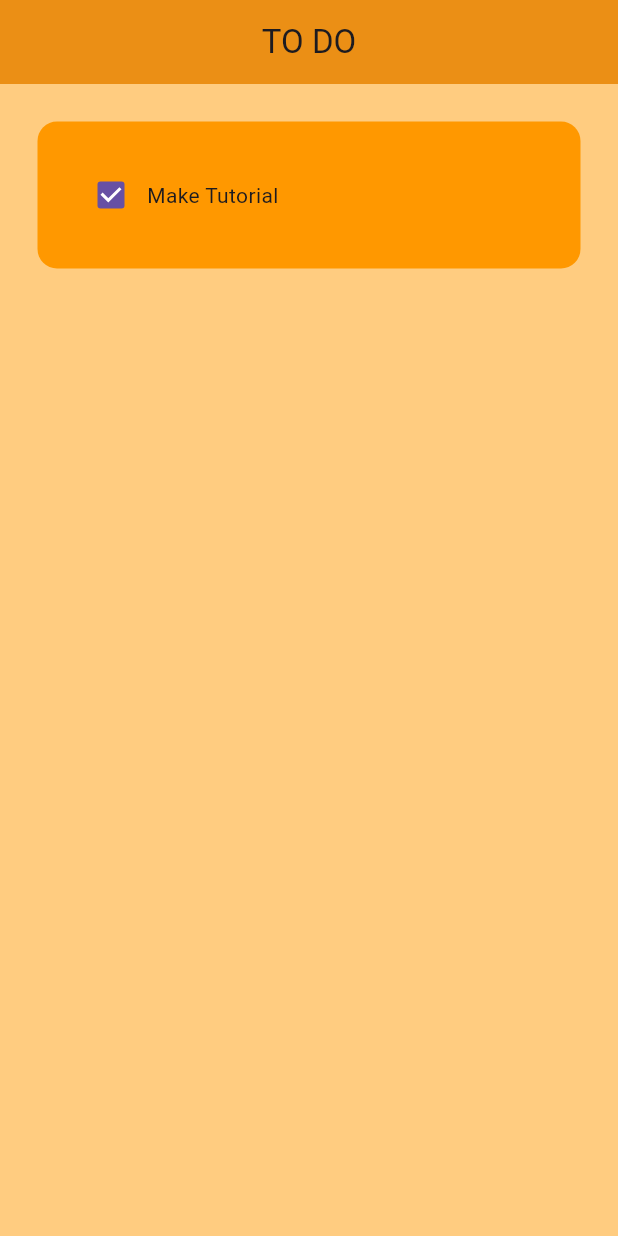
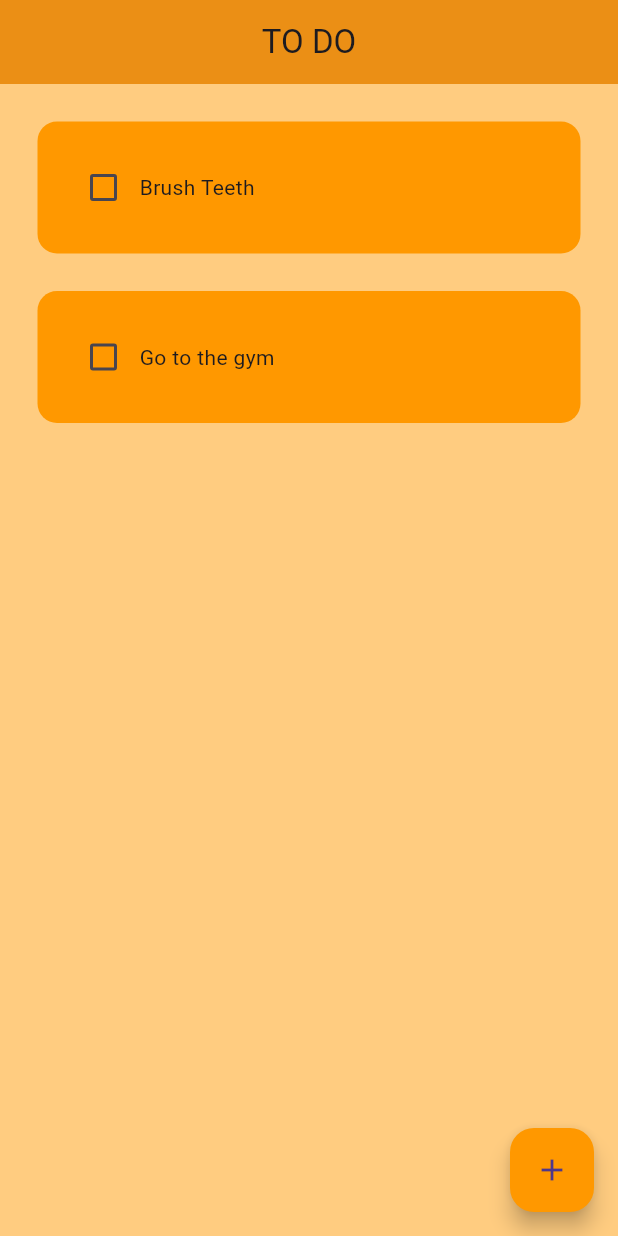
Before and after one commit to Brightnyandiko/ToDoApp, a Flutter app: the screen it shows after launch, on a phone screen of 412 x 824 dp. Run offline on Flutter 3.47's test engine with Material 3 defaults, Android fonts, the phone set to English and light mode, and no system bars; drawn by our look-alikes of flutter_slidable.

Commit message:
made changes in the app

```diff
--- a/lib/main.dart
+++ b/lib/main.dart
@@ -12,7 +12,7 @@
   Widget build(BuildContext context) {
     return  MaterialApp(
       debugShowCheckedModeBanner: false,
-      home: Homepage(),
+      home: HomePage(),
       theme: ThemeData(primaryColor: Colors.orange),
       darkTheme: ThemeData.dark(),
     );
--- a/lib/pages/homepage.dart
+++ b/lib/pages/homepage.dart
@@ -1,14 +1,59 @@
 import 'package:flutter/material.dart';
+import 'package:new_cool_todo_app/util/dialog_box.dart';
 import 'package:new_cool_todo_app/util/todo_tile.dart';
 
-class Homepage extends StatefulWidget {
-  const Homepage({super.key});
+class HomePage extends StatefulWidget {
+  const HomePage({super.key});
 
   @override
-  State<Homepage> createState() => _HomepageState();
+  State<HomePage> createState() => _HomePageState();
 }
 
-class _HomepageState extends State<Homepage> {
+class _HomePageState extends State<HomePage> {
+  //text controller
+  final _controller = TextEditingController();
+
+  //List of todo tasks
+  List toDoList = [
+    ["Brush Teeth", false],
+    ["Go to the gym",false]
+  ];
+
+//checkbox was changed
+  void checkBoxChanged(bool? value, int index) {
+    setState(() {
+      toDoList[index][1] = !toDoList[index][1];
+    });
+  }
+
+// save new task
+  void saveNewTask(){
+    setState(() {
+      toDoList.add([_controller.text, false]);
+      _controller.clear();
+    });
+    Navigator.of(context).pop();
+  }
+
+  //create a new task
+  void createNewTask(){
+    showDialog(
+        context: context,
+        builder: (context){
+          return DialogBox(
+            controller: _controller,
+            onSave: saveNewTask,
+            onCancel: () => Navigator.of(context).pop,
+          );
+        }
+    );
+  }
+// delete task
+  void deleteTask(int index){
+    setState(() {
+      toDoList.removeAt(index);
+    });
+  }
   @override
   Widget build(BuildContext context) {
     return Scaffold(
@@ -18,17 +63,21 @@
         title: Center(child: Text("TO DO")),
         elevation: 10,
       ),
-      body: ListView(
-        children: [
-          ToDoTile(
-            taskName: "Make Tutorial",
-            taskcompleted: true,
-            onChanged: (p0){
-
-            },
-          ),
-
-        ],
+      floatingActionButton: FloatingActionButton(
+        onPressed: createNewTask,
+        backgroundColor: Theme.of(context).primaryColor,
+        child: Icon(Icons.add),
+      ),
+      body: ListView.builder(
+          itemCount:toDoList.length,
+          itemBuilder: (context, index) {
+            return ToDoTile(
+                taskName: toDoList[index][0],
+                taskCompleted: toDoList[index][1],
+                onChanged: (value) => checkBoxChanged(value, index),
+                deleteFunction: (context) => deleteTask,
+            );
+          }
       ),
     );
   }
--- a/lib/util/todo_tile.dart
+++ b/lib/util/todo_tile.dart
@@ -1,38 +1,65 @@
 import 'package:flutter/material.dart';
+import 'package:flutter_slidable/flutter_slidable.dart';
 
 class ToDoTile extends StatelessWidget {
   final String taskName;
-  final bool taskcompleted;
+  final bool taskCompleted;
   Function(bool?)? onChanged;
+  Function(BuildContext)? deleteFunction;
 
    ToDoTile({
      super.key,
      required this.taskName,
-     required this.taskcompleted,
-     required this.onChanged
+     required this.taskCompleted,
+     required this.onChanged,
+     required this.deleteFunction
    });
 
 
   @override
   Widget build(BuildContext context) {
     return Padding(
-      padding: const EdgeInsets.all(25.0),
-      child: Container(
-        padding: EdgeInsets.all(25),
-        child: Row(
-          children: [
-            //checkbox
-            Checkbox(value: taskcompleted, onChanged: onChanged),
+      padding: const EdgeInsets.only(left: 25.0, right: 25.0, top: 25.0),
+      child: Slidable(
+        endActionPane: ActionPane(
+            motion: StretchMotion(),
+            children:[
+              SlidableAction(
+                onPressed: deleteFunction,
+                icon: Icons.delete,
+                backgroundColor: Colors.red,
+                borderRadius: BorderRadius.circular(13.0),
+              )
+            ]
+        ),
+        child: Container(
+          padding: EdgeInsets.all(20),
+          decoration: BoxDecoration(
+              color: Theme.of(context).primaryColor,
+            borderRadius: BorderRadius.circular(13)
+          ),
+          child: Row(
+            children: [
+              //checkbox
+              Checkbox(
+                  value: taskCompleted,
+                  onChanged: onChanged,
+                  activeColor: Colors.black54,
+              ),
 
-            //task name
-            Text(taskName),
-          ],
+              //task name
+              Text(
+                  taskName,
+                  style: TextStyle(
+                      decoration: taskCompleted
+                          ? TextDecoration.lineThrough
+                          : TextDecoration.none
+                  ),
+              ),
+            ],
+          ),
+
         ),
-        decoration: BoxDecoration(
-            color: Theme.of(context).primaryColor,
-          borderRadius: BorderRadius.circular(13)
-        ),
-
       ),
     );
   }
--- a/pubspec.yaml
+++ b/pubspec.yaml
@@ -35,6 +35,7 @@
   # The following adds the Cupertino Icons font to your application.
   # Use with the CupertinoIcons class for iOS style icons.
   cupertino_icons: ^1.0.6
+  flutter_slidable: ^3.1.2
 
 dev_dependencies:
   flutter_test:
@@ -45,7 +46,7 @@
   # activated in the `analysis_options.yaml` file located at the root of your
   # package. See that file for information about deactivating specific lint
   # rules and activating additional ones.
-  flutter_lints: ^3.0.0
+  flutter_lints: ^4.0.0
 
 # For information on the generic Dart part of this file, see the
 # following page: https://dart.dev/tools/pub/pubspec
```
Also changed, not shown: lib/util/dialog_box.dart (added, +53 -0 lines), lib/util/my_button.dart (added, +20 -0 lines), pubspec.lock.
